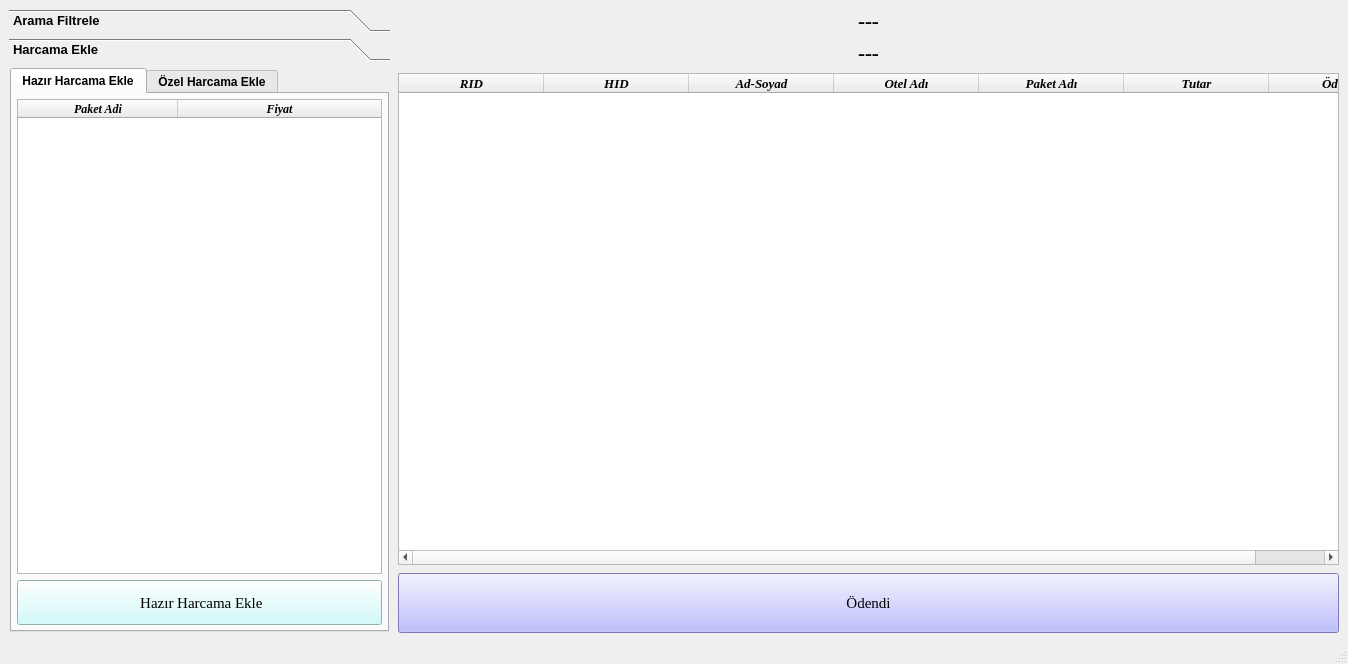
Qt form ui_designs/musteriHesap.ui (subhanakbenli/Rezervasyon-Takip-Program-) before a commit.
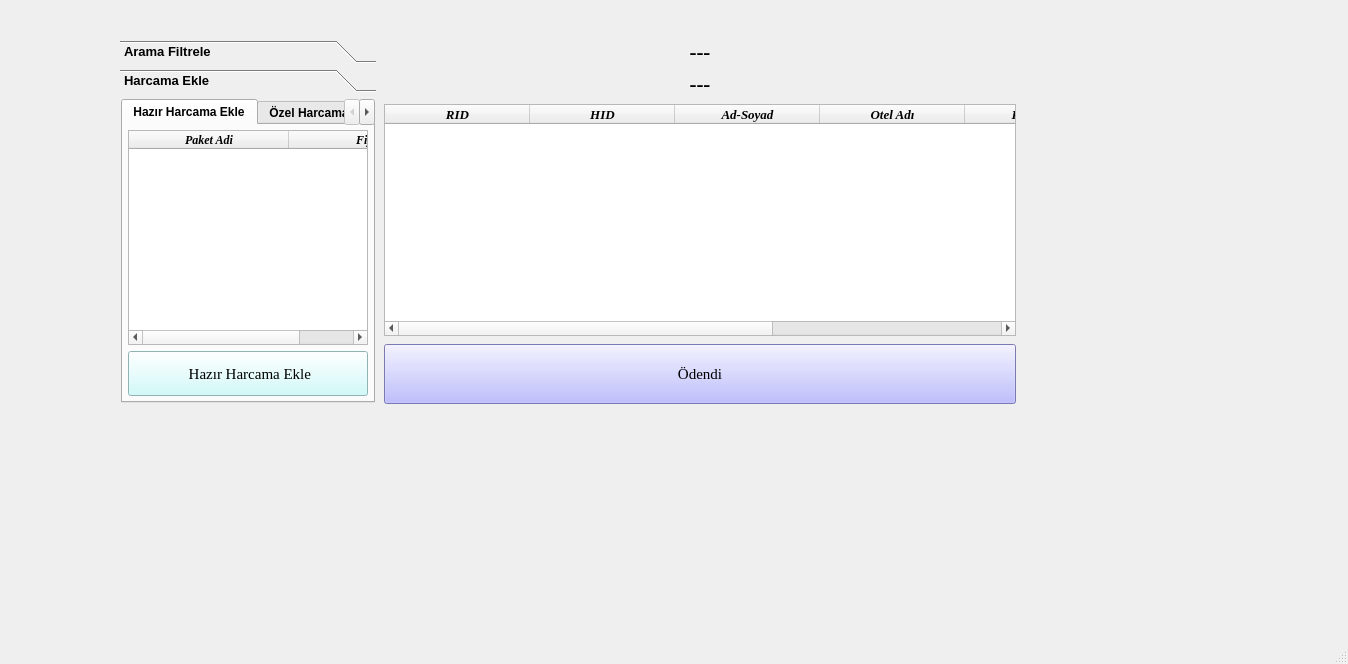
The same form after that commit. The open tabs and pages were chosen to show the change.

What changed in the file:
```diff
--- a/ui_designs/musteriHesap.ui
+++ b/ui_designs/musteriHesap.ui
@@ -14,8 +14,15 @@
    <string>Hesap Ekranı</string>
   </property>
   <widget class="QWidget" name="centralwidget">
-   <layout class="QGridLayout" name="gridLayout_4">
-    <item row="0" column="0">
+   <widget class="QWidget" name="">
+    <property name="geometry">
+     <rect>
+      <x>120</x>
+      <y>40</y>
+      <width>896</width>
+      <height>364</height>
+     </rect>
+    </property>
      <layout class="QHBoxLayout" name="horizontalLayout_2" stretch="17,42">
       <property name="spacing">
        <number>8</number>
@@ -134,8 +141,8 @@
           <rect>
            <x>0</x>
            <y>0</y>
-           <width>142</width>
-           <height>185</height>
+          <width>255</width>
+          <height>290</height>
           </rect>
          </property>
          <attribute name="label">
@@ -664,8 +671,7 @@
        </layout>
       </item>
      </layout>
-    </item>
-   </layout>
+   </widget>
   </widget>
   <widget class="QMenuBar" name="menubar">
    <property name="geometry">
```
Left out of the diff: 6 changed lines with no effect on the pictures. Lines whose indentation alone changed are shown as unchanged.
